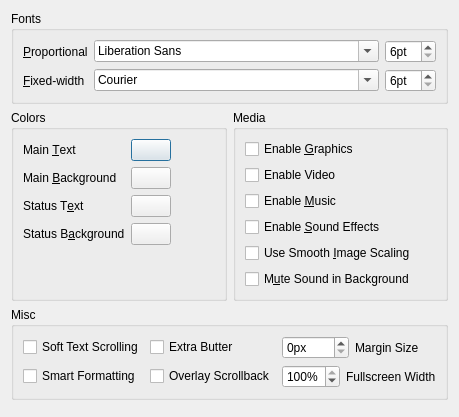
The window that src/confdialog.ui (realnc/hugor) describes before a commit, drawn with Qt 5.
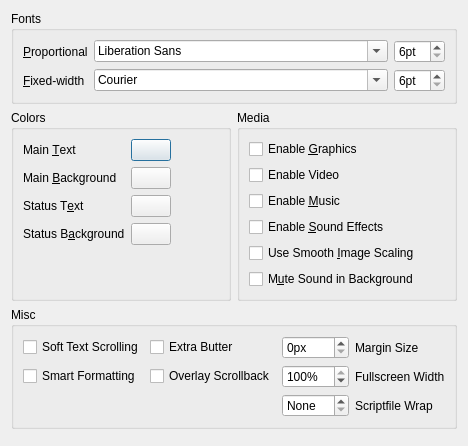
The same window after the commit. Custom widgets are drawn as their Qt base class.

Commit message: Move scriptfile writing from base code into the interpreter and word-wrap it

Diff of the .ui file:
```diff
--- a/src/confdialog.ui
+++ b/src/confdialog.ui
@@ -251,13 +251,39 @@
       <string>Misc</string>
      </property>
      <layout class="QGridLayout" name="gridLayout">
-      <item row="0" column="0">
-       <widget class="QCheckBox" name="softScrollCheckBox">
+      <item row="2" column="1">
+       <widget class="QCheckBox" name="overlayScrollbackCheckBox">
         <property name="toolTip">
-         <string>&lt;p&gt;Scrolls-in new text line by line instead of all at once.&lt;/p&gt;</string>
+         <string>&lt;p&gt;Make the scrollback window the same size as the game window and position it exactly over it.&lt;/p&gt;</string>
         </property>
         <property name="text">
-         <string>Soft Text Scrolling</string>
+         <string>Overlay Scrollback</string>
+        </property>
+       </widget>
+      </item>
+      <item row="2" column="2">
+       <widget class="QSpinBox" name="fullscreenWidthSpinBox">
+        <property name="suffix">
+         <string>%</string>
+        </property>
+        <property name="minimum">
+         <number>10</number>
+        </property>
+        <property name="maximum">
+         <number>100</number>
+        </property>
+        <property name="value">
+         <number>100</number>
+        </property>
+       </widget>
+      </item>
+      <item row="0" column="3">
+       <widget class="QLabel" name="marginSizeLabel">
+        <property name="text">
+         <string>Margin Size</string>
+        </property>
+        <property name="buddy">
+         <cstring>marginSizeSpinBox</cstring>
         </property>
        </widget>
       </item>
@@ -271,31 +297,43 @@
         </property>
        </widget>
       </item>
-      <item row="0" column="2">
-       <layout class="QFormLayout" name="formLayout_2">
-        <item row="0" column="0">
-         <widget class="QSpinBox" name="marginSizeSpinBox">
-          <property name="suffix">
-           <string>px</string>
-          </property>
-          <property name="maximum">
-           <number>9999</number>
-          </property>
-         </widget>
-        </item>
-        <item row="0" column="1">
-         <widget class="QLabel" name="marginSizeLabel">
-          <property name="text">
-           <string>Margin Size</string>
-          </property>
-          <property name="buddy">
-           <cstring>marginSizeSpinBox</cstring>
-          </property>
-         </widget>
-        </item>
-       </layout>
+      <item row="4" column="2">
+       <widget class="QSpinBox" name="scriptWrapSpinBox">
+        <property name="specialValueText">
+         <string>None</string>
+        </property>
+        <property name="suffix">
+         <string>ch</string>
+        </property>
+        <property name="minimum">
+         <number>20</number>
+        </property>
+        <property name="maximum">
+         <number>9999</number>
+        </property>
+       </widget>
       </item>
-      <item row="1" column="0">
+      <item row="0" column="0">
+       <widget class="QCheckBox" name="softScrollCheckBox">
+        <property name="toolTip">
+         <string>&lt;p&gt;Scrolls-in new text line by line instead of all at once.&lt;/p&gt;</string>
+        </property>
+        <property name="text">
+         <string>Soft Text Scrolling</string>
+        </property>
+       </widget>
+      </item>
+      <item row="4" column="3">
+       <widget class="QLabel" name="scriptWrapLabel">
+        <property name="text">
+         <string>Scriptfile Wrap</string>
+        </property>
+        <property name="buddy">
+         <cstring>marginSizeSpinBox</cstring>
+        </property>
+       </widget>
+      </item>
+      <item row="2" column="0">
        <widget class="QCheckBox" name="smartFormattingCheckBox">
         <property name="toolTip">
          <string>&lt;p&gt;Converts ASCII quotes and dashes to typographical ones.&lt;/p&gt;</string>
@@ -305,45 +343,25 @@
         </property>
        </widget>
       </item>
-      <item row="1" column="1">
-       <widget class="QCheckBox" name="overlayScrollbackCheckBox">
-        <property name="toolTip">
-         <string>&lt;p&gt;Make the scrollback window the same size as the game window and position it exactly over it.&lt;/p&gt;</string>
+      <item row="0" column="2">
+       <widget class="QSpinBox" name="marginSizeSpinBox">
+        <property name="suffix">
+         <string>px</string>
         </property>
-        <property name="text">
-         <string>Overlay Scrollback</string>
+        <property name="maximum">
+         <number>9999</number>
         </property>
        </widget>
       </item>
-      <item row="1" column="2">
-       <layout class="QFormLayout" name="formLayout_6">
-        <item row="0" column="0">
-         <widget class="QSpinBox" name="fullscreenWidthSpinBox">
-          <property name="suffix">
-           <string>%</string>
-          </property>
-          <property name="minimum">
-           <number>10</number>
-          </property>
-          <property name="maximum">
-           <number>100</number>
-          </property>
-          <property name="value">
-           <number>100</number>
-          </property>
-         </widget>
-        </item>
-        <item row="0" column="1">
-         <widget class="QLabel" name="label_3">
-          <property name="text">
-           <string>Fullscreen Width</string>
-          </property>
-          <property name="buddy">
-           <cstring>marginSizeSpinBox</cstring>
-          </property>
-         </widget>
-        </item>
-       </layout>
+      <item row="2" column="3">
+       <widget class="QLabel" name="label_3">
+        <property name="text">
+         <string>Fullscreen Width</string>
+        </property>
+        <property name="buddy">
+         <cstring>marginSizeSpinBox</cstring>
+        </property>
+       </widget>
       </item>
      </layout>
     </widget>
```
Left out of the diff: 24 changed lines with no effect on the pictures. The commit also changes 8 other files.
